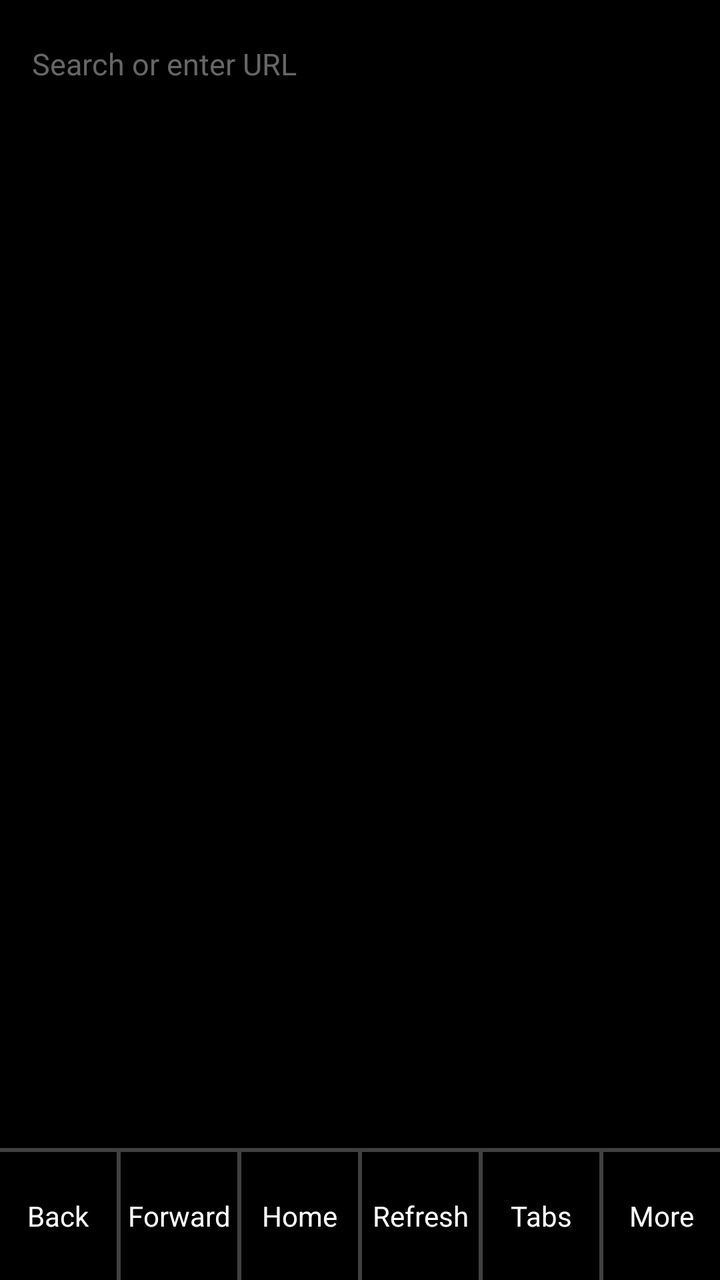
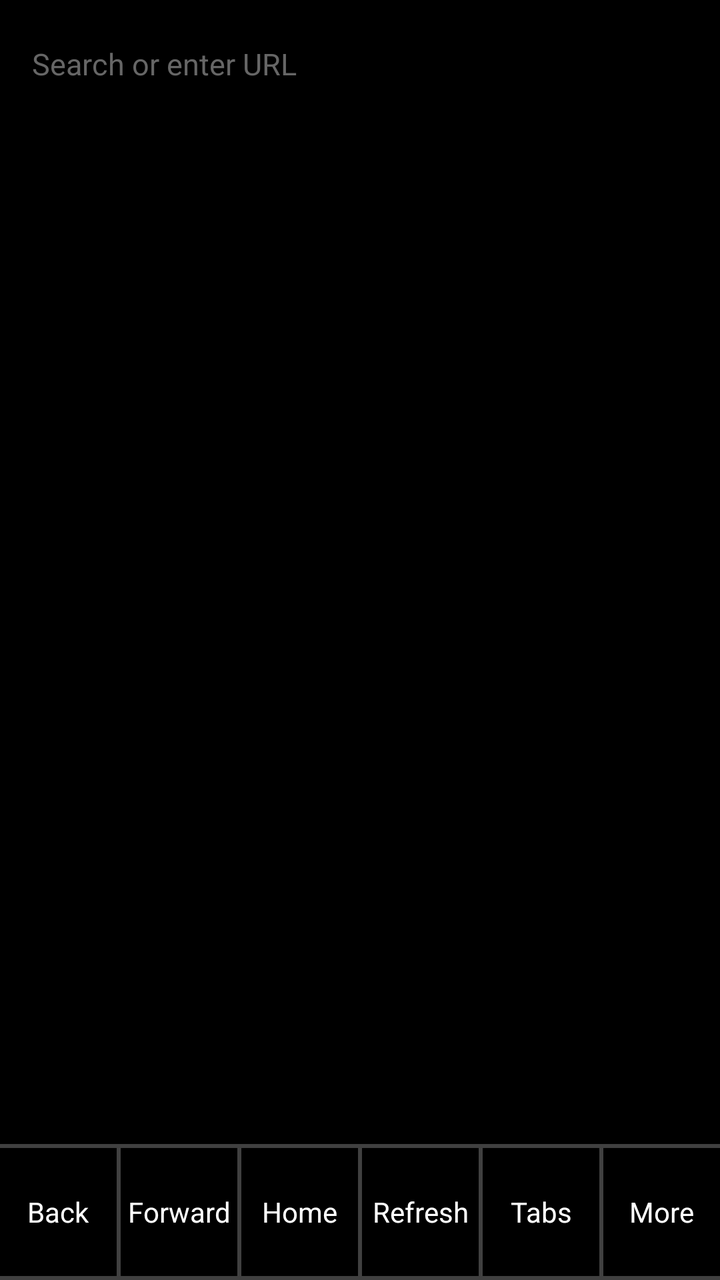

Compare the two renders of this Android layout. The source of the first and the diff that turns it into the second are given below.
<!-- AndroidManifest.xml: application theme Theme.ITNSecureBrowser -->
<!-- res/layout/activity_main.xml -->
<?xml version="1.0" encoding="utf-8"?>
<LinearLayout xmlns:android="http://schemas.android.com/apk/res/android"
    android:layout_width="match_parent"
    android:layout_height="match_parent"
    android:orientation="vertical"
    android:background="@color/bg">

    <EditText
        android:id="@+id/urlBar"
        android:layout_width="match_parent"
        android:layout_height="@dimen/row_height"
        android:background="@android:color/transparent"
        android:hint="@string/hint_search"
        android:textColorHint="@color/text_hint"
        android:textColor="@color/text_primary"
        android:textSize="15sp"
        android:singleLine="true"
        android:imeOptions="actionGo"
        android:inputType="textUri"
        android:paddingHorizontal="@dimen/padding" />

    <ProgressBar
        android:id="@+id/progressBar"
        style="?android:attr/progressBarStyleHorizontal"
        android:layout_width="match_parent"
        android:layout_height="@dimen/divider"
        android:max="100"
        android:visibility="gone" />

    <FrameLayout
        android:id="@+id/webViewContainer"
        android:layout_width="match_parent"
        android:layout_height="0dp"
        android:layout_weight="1" />

    <View
        android:layout_width="match_parent"
        android:layout_height="@dimen/divider"
        android:background="@drawable/divider_horizontal" />

    <LinearLayout
        android:layout_width="match_parent"
        android:layout_height="@dimen/row_height"
        android:orientation="horizontal"
        android:gravity="center">

        <TextView
            android:id="@+id/btnBack"
            android:layout_width="0dp"
            android:layout_height="match_parent"
            android:layout_weight="1"
            android:gravity="center"
            android:text="Back"
            android:textColor="@color/text_primary"
            android:textSize="14sp"
            android:background="?android:attr/selectableItemBackground" />

        <View
            android:layout_width="@dimen/divider"
            android:layout_height="match_parent"
            android:background="@drawable/divider_vertical" />

        <TextView
            android:id="@+id/btnForward"
            android:layout_width="0dp"
            android:layout_height="match_parent"
            android:layout_weight="1"
            android:gravity="center"
            android:text="Forward"
            android:textColor="@color/text_primary"
            android:textSize="14sp"
            android:background="?android:attr/selectableItemBackground" />

        <View
            android:layout_width="@dimen/divider"
            android:layout_height="match_parent"
            android:background="@drawable/divider_vertical" />

        <TextView
            android:id="@+id/btnHome"
            android:layout_width="0dp"
            android:layout_height="match_parent"
            android:layout_weight="1"
            android:gravity="center"
            android:text="Home"
            android:textColor="@color/text_primary"
            android:textSize="14sp"
            android:background="?android:attr/selectableItemBackground" />

        <View
            android:layout_width="@dimen/divider"
            android:layout_height="match_parent"
            android:background="@drawable/divider_vertical" />

        <TextView
            android:id="@+id/btnRefreshStop"
            android:layout_width="0dp"
            android:layout_height="match_parent"
            android:layout_weight="1"
            android:gravity="center"
            android:text="Refresh"
            android:textColor="@color/text_primary"
            android:textSize="14sp"
            android:background="?android:attr/selectableItemBackground" />

        <View
            android:layout_width="@dimen/divider"
            android:layout_height="match_parent"
            android:background="@drawable/divider_vertical" />

        <TextView
            android:id="@+id/btnTabs"
            android:layout_width="0dp"
            android:layout_height="match_parent"
            android:layout_weight="1"
            android:gravity="center"
            android:text="Tabs"
            android:textColor="@color/text_primary"
            android:textSize="14sp"
            android:background="?android:attr/selectableItemBackground" />

        <View
            android:layout_width="@dimen/divider"
            android:layout_height="match_parent"
            android:background="@drawable/divider_vertical" />

        <TextView
            android:id="@+id/btnMore"
            android:layout_width="0dp"
            android:layout_height="match_parent"
            android:layout_weight="1"
            android:gravity="center"
            android:text="More"
            android:textColor="@color/text_primary"
            android:textSize="14sp"
            android:background="?android:attr/selectableItemBackground" />
    </LinearLayout>
</LinearLayout>
<!-- resources referenced by this layout -->
<resources>
  <color name="bg">@android:color/black</color>
  <color name="text_hint">#FF666666</color>
  <color name="text_primary">@android:color/white</color>
  <dimen name="divider">2dp</dimen>
  <dimen name="padding">16dp</dimen>
  <dimen name="row_height">64dp</dimen>
  <!-- drawable divider_horizontal (drawable) -->
  <?xml version="1.0" encoding="utf-8"?>
  <shape xmlns:android="http://schemas.android.com/apk/res/android"
      android:shape="rectangle">
      <solid android:color="@color/divider" />
      <size android:height="@dimen/divider" />
  </shape>
  <!-- drawable divider_vertical (drawable) -->
  <?xml version="1.0" encoding="utf-8"?>
  <shape xmlns:android="http://schemas.android.com/apk/res/android"
      android:shape="rectangle">
      <solid android:color="@color/divider" />
      <size android:width="@dimen/divider" />
  </shape>
  <string name="hint_search">Search or enter URL</string>
  <style name="Theme.ITNSecureBrowser" parent="android:Theme.Material.NoActionBar">
          <item name="android:windowNoTitle">true</item>
          <item name="android:windowFullscreen">false</item>
          <item name="android:statusBarColor">@android:color/transparent</item>
          <item name="android:navigationBarColor">@android:color/transparent</item>
      </style>
  <color name="divider">#80808080</color>
</resources>

<!-- the commit's change to res/layout/activity_main.xml (unified diff, before → after) -->
@@ -135,4 +135,9 @@
             android:textSize="14sp"
             android:background="?android:attr/selectableItemBackground" />
     </LinearLayout>
+
+    <View
+        android:layout_width="match_parent"
+        android:layout_height="@dimen/divider"
+        android:background="@drawable/divider_horizontal" />
 </LinearLayout>
